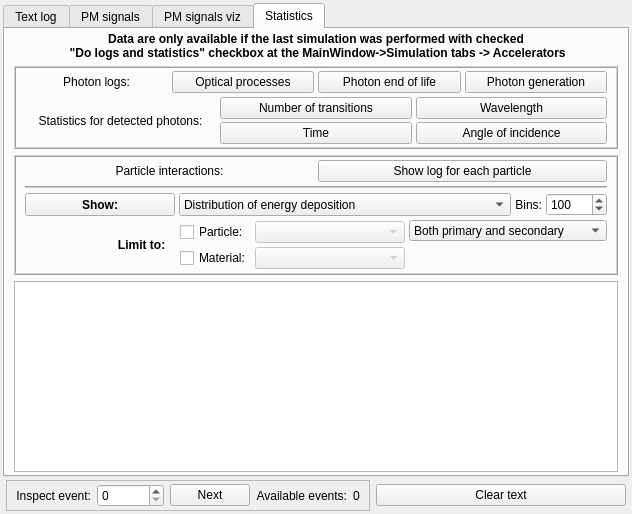
Qt form src/gui/outputwindow.ui (andrmor/ANTS2) before a commit.
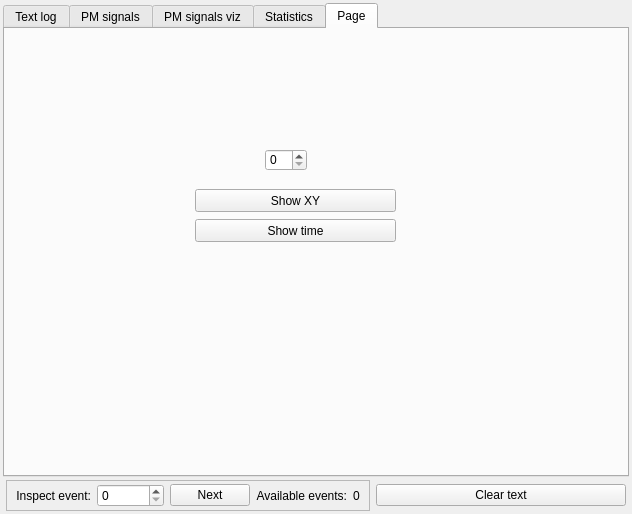
The same form after that commit. The open tabs and pages were chosen to show the change.

Patch:
```diff
--- a/src/gui/outputwindow.ui
+++ b/src/gui/outputwindow.ui
@@ -1184,6 +1184,47 @@
         </item>
        </layout>
       </widget>
+      <widget class="QWidget" name="tab">
+       <attribute name="title">
+        <string>Page</string>
+       </attribute>
+       <widget class="QPushButton" name="pbMonitorShowXY">
+        <property name="geometry">
+         <rect>
+          <x>190</x>
+          <y>160</y>
+          <width>201</width>
+          <height>23</height>
+         </rect>
+        </property>
+        <property name="text">
+         <string>Show XY</string>
+        </property>
+       </widget>
+       <widget class="QSpinBox" name="sbMonitorNum">
+        <property name="geometry">
+         <rect>
+          <x>260</x>
+          <y>120</y>
+          <width>42</width>
+          <height>22</height>
+         </rect>
+        </property>
+       </widget>
+       <widget class="QPushButton" name="pbMonitorShowTime">
+        <property name="geometry">
+         <rect>
+          <x>190</x>
+          <y>190</y>
+          <width>201</width>
+          <height>23</height>
+         </rect>
+        </property>
+        <property name="text">
+         <string>Show time</string>
+        </property>
+       </widget>
+      </widget>
      </widget>
     </item>
     <item>
```
Left out of the diff: 2 changed lines with no effect on the pictures.
